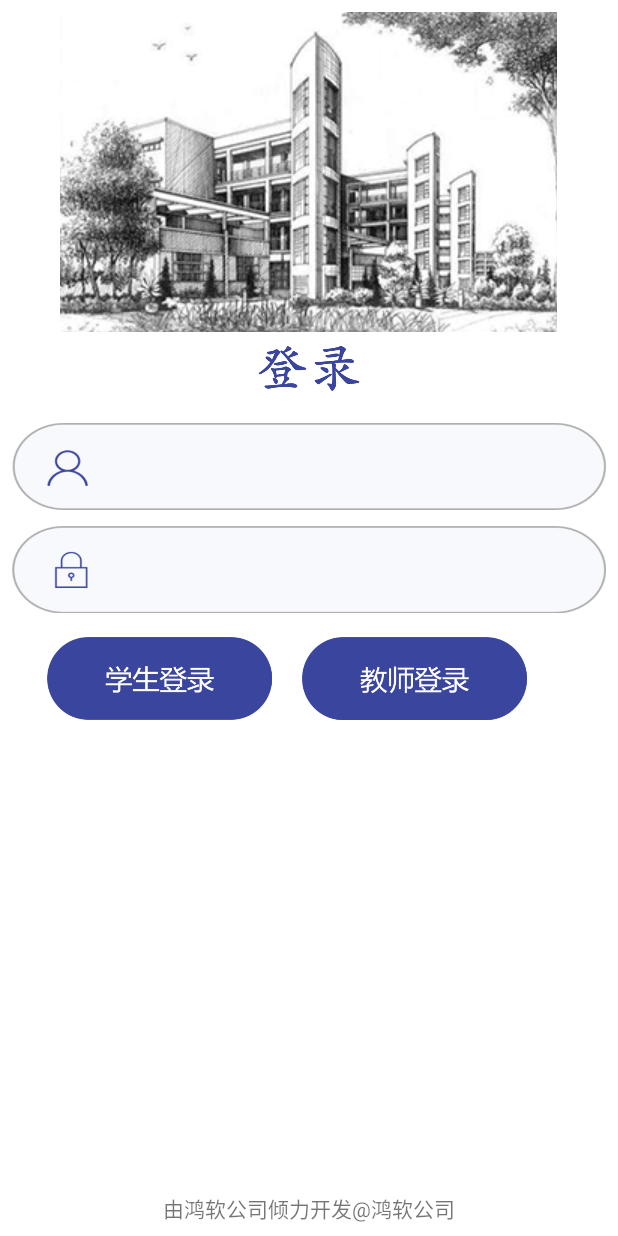
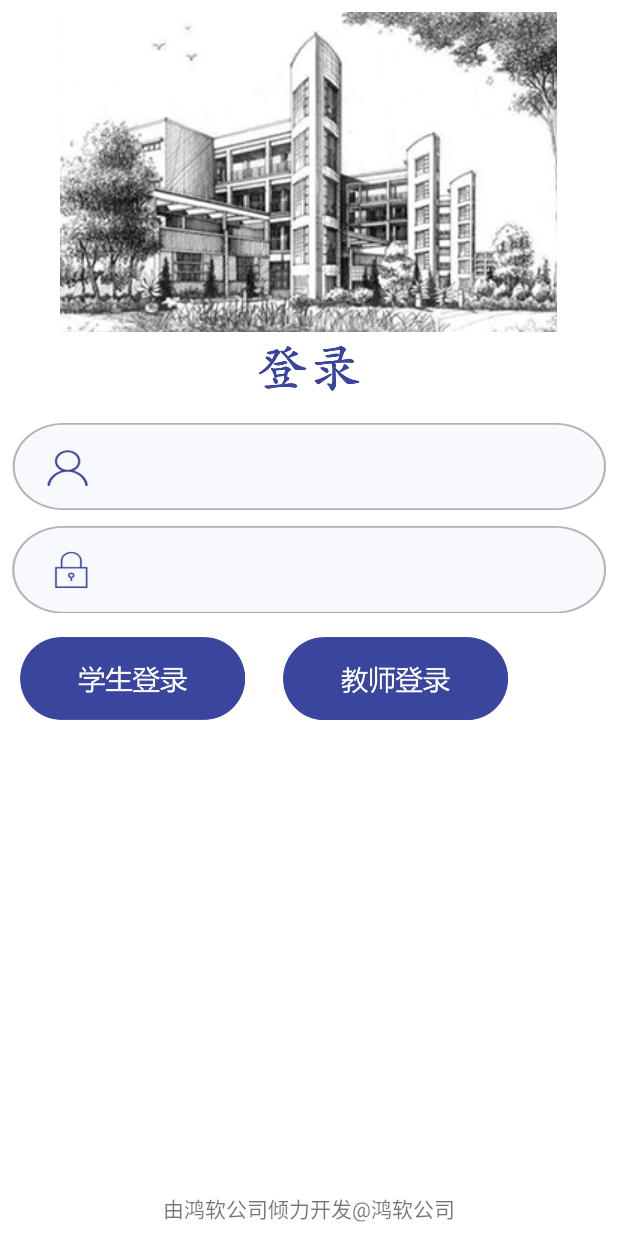
Before and after one commit to songjihu/gcsj, an Android app: the screen it shows after launch (LoginActivity), on a phone screen of 412 x 824 dp. Run offline under Robolectric (Android 15) with nearby library versions, the phone set to English and light mode, and no system bars; libraries missing offline, so code that uses them is left out: org.jivesoftware.smack; 20 statements that could not run were skipped.

Commit message:
部分修正

```diff
--- a/app/src/main/java/com/example/sjh/gcsjdemo/ui/fragment/first/child/FirstHomeFragment.java
+++ b/app/src/main/java/com/example/sjh/gcsjdemo/ui/fragment/first/child/FirstHomeFragment.java
@@ -174,6 +174,8 @@ public class FirstHomeFragment extends SupportFragment implements SwipeRefreshLa
             @Override
             public void onItemClick(int position, View view, RecyclerView.ViewHolder vh) {
                 //初始化要加载的fragment
+                if(position==0)
+                {
                 FirstDetailFragment fragment = FirstDetailFragment.newInstance(mAdapter.getItem(position));
                 //3个参数为  点击位置 无用 item的内容
                 // 这里是使用SharedElement的用例
@@ -193,7 +195,7 @@ public class FirstHomeFragment extends SupportFragment implements SwipeRefreshLa
                 } else {
                     start(fragment);
                 }
-            }
+            }}
         });
         //点击签到按钮的事件监听，开启新的fragment
 
@@ -329,7 +331,7 @@ public class FirstHomeFragment extends SupportFragment implements SwipeRefreshLa
                         for(int h=p;h<=4;h++){
                             if(result[h]!="kong"){
                                 //if(rs.getString(j)!=null) {
-                                String sql1="SElECT * FROM `schedule_con` where sc_id= "+result[h]+" and sch_id= "+subjectId;
+                                String sql1="SElECT * FROM `schedule_con` where sc_id= "+result[h]+" and sch_id= "+subjectId+" and day ="+WeekOf;
                                 ResultSet re=st.executeQuery(sql1);
                                 if(re.next())
                                     nTitles[i] = "第"+(h+1)+"节\n"  +re.getString("course_name")+"\n"+re.getString("address")+"\n"+re.getString("teacher");
--- a/app/src/main/java/com/example/sjh/gcsjdemo/ui/fragment/fourth/child/FourthHomeFragment.java
+++ b/app/src/main/java/com/example/sjh/gcsjdemo/ui/fragment/fourth/child/FourthHomeFragment.java
@@ -111,7 +111,7 @@ public class FourthHomeFragment extends SupportFragment {
     @Subscribe(threadMode = ThreadMode.MAIN, sticky = true)
     public void onEvent(String data) {
         //接收用户id
-        if(data.length()>3){
+        if(data.contains("20162430")){
             uTitles=data;
         }
         Log.i("----------------------",data);
--- a/app/src/main/res/layout/activity_login.xml
+++ b/app/src/main/res/layout/activity_login.xml
@@ -97,7 +97,7 @@
                     style="?android:textAppearanceSmall"
                     android:layout_width="150dp"
                     android:layout_height="55dp"
-                    android:layout_marginLeft="23dp"
+                    android:layout_marginLeft="5dp"
                     android:layout_marginTop="16dp"
                     android:background="@drawable/studentbuttonpic"
                     android:scaleType="centerInside"
@@ -109,7 +109,7 @@
                     style="?android:textAppearanceSmall"
                     android:layout_width="150dp"
                     android:layout_height="55dp"
-                    android:layout_marginLeft="20dp"
+                    android:layout_marginLeft="25dp"
                     android:layout_marginTop="16dp"
                     android:background="@drawable/teacherbuttonpic"
                     android:scaleType="centerInside"
```
